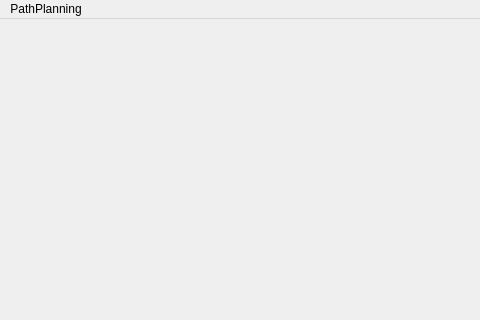
Above: mainwindow.ui from Nineskycloudout/PathPlanning before the change; both pictures show x 0 to 480 and y 0 to 320 of the 800 by 600 pixel window. Below: the same form after it.
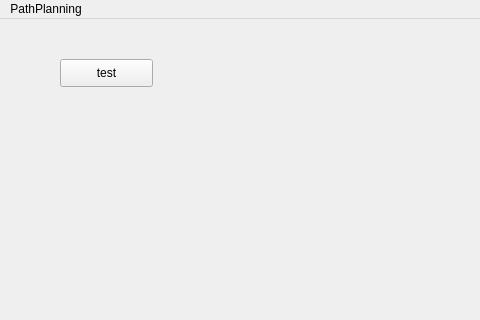
That is the form after the change.

```diff
--- a/mainwindow.ui
+++ b/mainwindow.ui
@@ -13,7 +13,21 @@
   <property name="windowTitle">
    <string>MainWindow</string>
   </property>
-  <widget class="QWidget" name="centralwidget"/>
+  <widget class="QWidget" name="centralwidget">
+   <widget class="QPushButton" name="pushButton">
+    <property name="geometry">
+     <rect>
+      <x>60</x>
+      <y>40</y>
+      <width>93</width>
+      <height>28</height>
+     </rect>
+    </property>
+    <property name="text">
+     <string>test</string>
+    </property>
+   </widget>
+  </widget>
   <widget class="QMenuBar" name="menubar">
    <property name="geometry">
     <rect>
```
